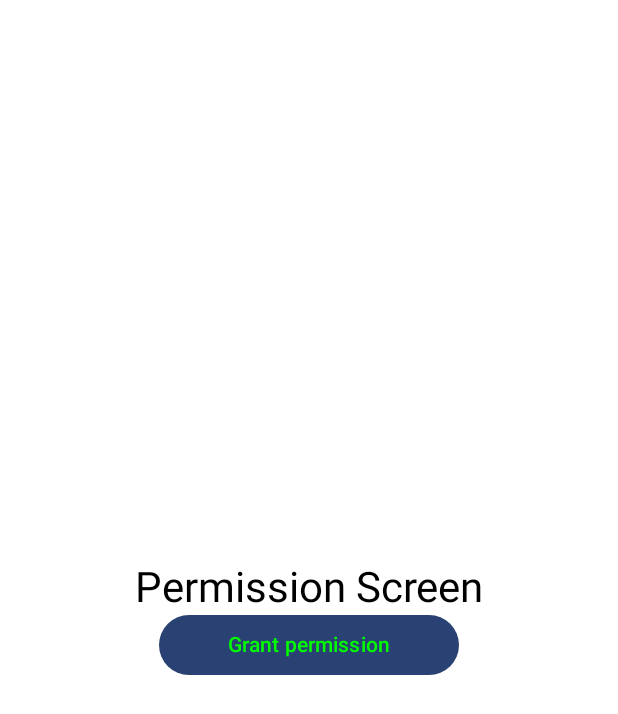
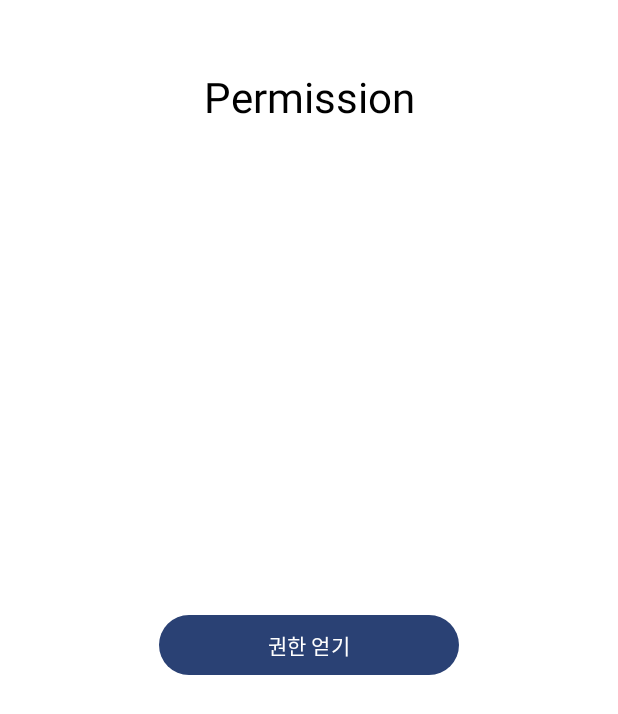
Before and after one commit to YIEOM/sms_messenger, an Android app built with Jetpack Compose: the screen it shows after launch (MainActivity), on a phone screen of 412 x 824 dp. Shown: the top 714 px of the screen. Run offline under Robolectric (Android 15) with nearby library versions, the phone set to English and light mode, and no system bars; our stand-ins replace Dagger/Hilt's generated code, Timber; libraries missing offline, so code that uses them is left out: com.google.api.client, com.google.api.services.

Commit message:
[STYLE] : UI 개선 및 테마 색상 변경
PermissionScreen 및 HomeScreen의 UI 레이아웃을 조정하고, 앱 전체 테마 색상을 새로운 팔레트로 업데이트했습니다.

주요 변경 사항:
- `PermissionScreen.kt`:
    - 화면 전체에 32.dp 패딩을 추가했습니다.
    - "Permission" 텍스트와 "권한 얻기" 버튼 사이의 정렬 방식을 수정했습니다.
    - "Grant permission" 버튼 텍스트를 "권한 얻기"로 변경하고 텍스트 색상을 흰색으로 변경했습니다.
- `HomeScreen.kt`:
    - `verticalArrangement = Arrangement.Center`를 제거하여 콘텐츠가 상단부터 배치되도록 수정했습니다.
- `app/build.gradle.kts`:
    - `versionCode`를 2에서 3으로 업데이트했습니다.
- `ui/theme/Theme.kt`:
    - `DarkColorScheme` 및 `LightColorScheme`에 새로운 색상 팔레트(DarkPrimary, DarkSecondary 등)를 적용했습니다.
- `ui/theme/Color.kt`:
    - 새로운 Primary, Secondary, Tertiary, Neutral 색상 값을 정의했습니다. (LightPrimary, LightOnPrimary 등)

[Issue]: [Issue-NO]

```diff
--- a/app/app/build.gradle.kts
+++ b/app/app/build.gradle.kts
@@ -11,7 +11,6 @@ val KEY_ALIAS: String by project
 val KEY_PASSWORD: String by project
 val STORE_FILE: String by project
 val STORE_PASSWORD: String by project
-
 
 android {
     signingConfigs {
@@ -30,7 +29,7 @@ android {
         applicationId = "com.yieom.smsmessenger"
         minSdk = 34
         targetSdk = 35
-        versionCode = 2
+        versionCode = 3
         versionName = "1.0"
 
         testInstrumentationRunner = "androidx.test.runner.AndroidJUnitRunner"
@@ -42,7 +41,7 @@ android {
             isShrinkResources = true
             proguardFiles(
                 getDefaultProguardFile("proguard-android-optimize.txt"),
-                "proguard-rules.pro"
+                "proguard-rules.pro",
             )
             signingConfig = signingConfigs.getByName("release")
         }
--- a/app/app/src/main/java/com/yieom/smsmessenger/HomeScreen.kt
+++ b/app/app/src/main/java/com/yieom/smsmessenger/HomeScreen.kt
@@ -77,7 +77,6 @@ fun HomeScreen(
                 Modifier
                     .fillMaxSize()
                     .padding(16.dp),
-            verticalArrangement = Arrangement.Center,
             horizontalAlignment = Alignment.CenterHorizontally,
         ) {
             Text(text = "Home", style = MaterialTheme.typography.headlineMedium, color = Color.Black)
--- a/app/app/src/main/java/com/yieom/smsmessenger/PermissionScreen.kt
+++ b/app/app/src/main/java/com/yieom/smsmessenger/PermissionScreen.kt
@@ -41,7 +41,8 @@ fun PermissionScreen(
     Surface(
         modifier =
             Modifier
-                .fillMaxSize(),
+                .fillMaxSize()
+                .padding(32.dp),
         color = Color.White,
     ) {
         Column(
@@ -49,17 +50,27 @@ fun PermissionScreen(
                 Modifier
                     .fillMaxSize()
                     .padding(16.dp),
-            verticalArrangement = Arrangement.Center,
             horizontalAlignment = Alignment.CenterHorizontally,
         ) {
-            Text(text = "Permission Screen", style = MaterialTheme.typography.headlineMedium, color = Color.Black)
-            Button(
-                onClick = {
-                    executeToRequestPermissions(activity as MainActivity, mainViewModel.requiredPermissions)
-                },
-                modifier = Modifier.width(200.dp).height(40.dp),
+            Text(text = "Permission", style = MaterialTheme.typography.headlineMedium, color = Color.Black)
+            Column(
+                modifier =
+                    Modifier
+                        .fillMaxSize(),
+                verticalArrangement = Arrangement.Center,
+                horizontalAlignment = Alignment.CenterHorizontally,
             ) {
-                Text(text = "Grant permission", color = Color.Green)
+                Button(
+                    onClick = {
+                        executeToRequestPermissions(activity as MainActivity, mainViewModel.requiredPermissions)
+                    },
+                    modifier =
+                        Modifier
+                            .width(200.dp)
+                            .height(40.dp),
+                ) {
+                    Text(text = "권한 얻기", color = Color.White)
+                }
             }
         }
     }
--- a/app/app/src/main/java/com/yieom/smsmessenger/ui/theme/Color.kt
+++ b/app/app/src/main/java/com/yieom/smsmessenger/ui/theme/Color.kt
@@ -10,4 +10,57 @@ val Purple40 = Color(0xFF6650a4)
 val PurpleGrey40 = Color(0xFF625b71)
 val Pink40 = Color(0xFF7D5260)
 
+// Primary Colors (주요 색상)
 val LightPrimary = Color(0xFF3366FF)
+val LightOnPrimary = Color(0xFFFFFFFF)
+val LightPrimaryContainer = Color(0xFFD8E2FF) // Primary보다 연한 톤
+val LightOnPrimaryContainer = Color(0xFF001A41)
+
+// Secondary Colors (보조/강조 색상 - FAB, 스위치 등)
+val LightSecondary = Color(0xFF9C27B0) // 생동감 있는 보라색
+val LightOnSecondary = Color(0xFFFFFFFF)
+val LightSecondaryContainer = Color(0xFFF3D8FF)
+val LightOnSecondaryContainer = Color(0xFF34004F)
+
+// Tertiary Colors (추가 강조 색상 - 하이라이트, 아이콘 등)
+val LightTertiary = Color(0xFF00BCD4) // 시원한 청록색
+val LightOnTertiary = Color(0xFFFFFFFF)
+val LightTertiaryContainer = Color(0xFFB8F2FF)
+val LightOnTertiaryContainer = Color(0xFF001F25)
+
+// Neutral Colors (배경, 텍스트, 카드 등)
+val LightBackground = Color(0xFFFDFBFF)
+val LightOnBackground = Color(0xFF1B1B1F)
+val LightSurface = Color(0xFFFDFBFF) // 카드, 다이얼로그 배경
+val LightOnSurface = Color(0xFF1B1B1F)
+val LightSurfaceVariant = Color(0xFFE1E2EC) // 구분선, 보조 요소
+val LightOnSurfaceVariant = Color(0xFF44474F)
+val LightOutline = Color(0xFF74777F) // 테두리
+
+
+// Primary Colors
+val DarkPrimary = Color(0xFFADC6FF) // 어두운 배경에서 잘 보이도록 밝게 조정
+val DarkOnPrimary = Color(0xFF002E69)
+val DarkPrimaryContainer = Color(0xFF004494)
+val DarkOnPrimaryContainer = Color(0xFFD8E2FF)
+
+// Secondary Colors
+val DarkSecondary = Color(0xFFE5B4FF)
+val DarkOnSecondary = Color(0xFF55007D)
+val DarkSecondaryContainer = Color(0xFF7B00AE)
+val DarkOnSecondaryContainer = Color(0xFFF3D8FF)
+
+// Tertiary Colors
+val DarkTertiary = Color(0xFF60D6E9)
+val DarkOnTertiary = Color(0xFF00363F)
+val DarkTertiaryContainer = Color(0xFF004F5A)
+val DarkOnTertiaryContainer = Color(0xFFB8F2FF)
+
+// Neutral Colors
+val DarkBackground = Color(0xFF1B1B1F)
+val DarkOnBackground = Color(0xFFE3E2E6)
+val DarkSurface = Color(0xFF1B1B1F)
+val DarkOnSurface = Color(0xFFE3E2E6)
+val DarkSurfaceVariant = Color(0xFF44474F)
+val DarkOnSurfaceVariant = Color(0xFFC4C6D0)
+val DarkOutline = Color(0xFF8E9099)
--- a/app/app/src/main/java/com/yieom/smsmessenger/ui/theme/Theme.kt
+++ b/app/app/src/main/java/com/yieom/smsmessenger/ui/theme/Theme.kt
@@ -12,15 +12,15 @@ import androidx.compose.runtime.Composable
 import androidx.compose.ui.platform.LocalContext
 
 private val DarkColorScheme = darkColorScheme(
-    primary = Purple80,
-    secondary = PurpleGrey80,
-    tertiary = Pink80
+    primary = DarkPrimary,
+    secondary = DarkSecondary,
+    tertiary = DarkTertiary
 )
 
 private val LightColorScheme = lightColorScheme(
-    primary = Purple40,
-    secondary = PurpleGrey40,
-    tertiary = Pink40
+    primary = LightPrimary,
+    secondary = LightSecondary,
+    tertiary = LightTertiary
 
     /* Other default colors to override
     background = Color(0xFFFFFBFE),
```
